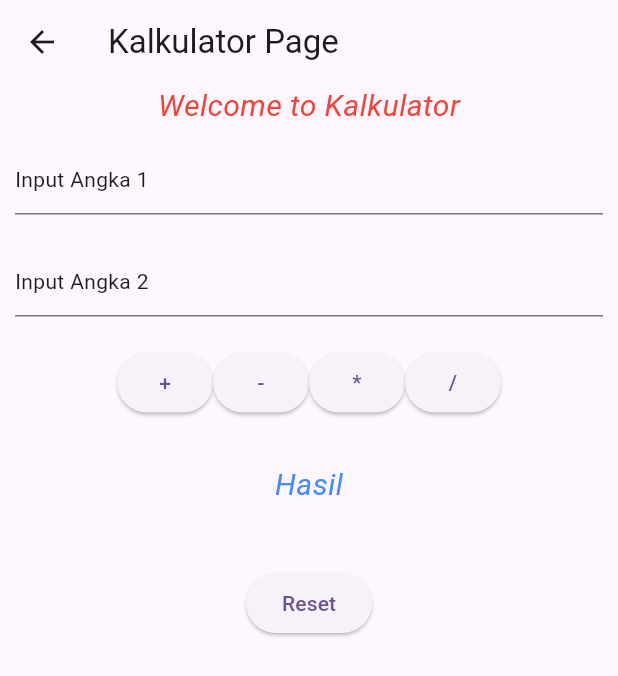
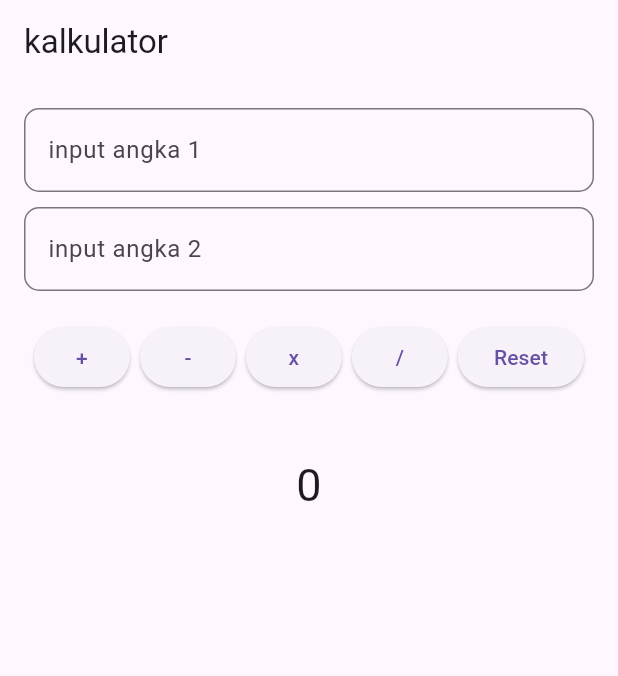
Before and after one commit to Ranooo-eng/FlutterProjectt, a Flutter app: the KalkulatorPage screen opened directly, on a phone screen of 412 x 824 dp. Shown: the top 676 px of the screen. Run offline on Flutter 3.47's test engine with Material 3 defaults, Android fonts, the phone set to English and light mode, and no system bars; our stand-ins replace get.

Commit message:
kalkulator page

```diff
--- a/lib/components/custom_textfield.dart
+++ b/lib/components/custom_textfield.dart
@@ -1,7 +1,6 @@
 import 'package:flutter/material.dart';
 
 class CustomTextfield extends StatelessWidget {
-  // kita list variabel2 yang diperlukan
   final TextEditingController txtController;
   final String myHint;
 
@@ -15,9 +14,10 @@
   Widget build(BuildContext context) {
     return TextField(
       controller: txtController,
+      keyboardType: TextInputType.number,
       decoration: InputDecoration(
         border: OutlineInputBorder(borderRadius: BorderRadius.circular(10)),
-        hint: Text(myHint),
+        hintText: myHint,
       ),
     );
   }
--- a/lib/kalkulator_page.dart
+++ /dev/null
@@ -1,75 +0,0 @@
-import 'package:flutter/material.dart';
-
-class KalkulatorPage extends StatefulWidget {
-  const KalkulatorPage({super.key});
-
-  @override
-  State<KalkulatorPage> createState() => _KalkulatorPageState();
-}
-
-class _KalkulatorPageState extends State<KalkulatorPage> {
-  @override
-  Widget build(BuildContext context) {
-    return Scaffold(
-      appBar: AppBar(title: Text("Kalkulator Page")),
-      body: Column(
-        children: [
-          Text(
-            "Welcome to Kalkulator",
-            style: TextStyle(
-              fontSize: 20,
-              color: Colors.red,
-              fontStyle: FontStyle.italic,
-            ),
-          ),
-          Container(
-            margin: EdgeInsets.all(10),
-            child: TextField(
-              decoration: InputDecoration(hint: Text("Input Angka 1")),
-              obscureText: true,
-            ),
-          ),
-          Container(
-            margin: EdgeInsets.all(10),
-            child: TextField(
-              decoration: InputDecoration(hint: Text("Input Angka 2")),
-              obscureText: true,
-            ),
-          ),
-          Container(
-            margin: EdgeInsets.all(10),
-            child: Row(
-              mainAxisAlignment: MainAxisAlignment.center,
-              children: [
-                ElevatedButton(onPressed: () {}, child: Text("+")),
-                ElevatedButton(onPressed: () {}, child: Text("-")),
-                ElevatedButton(onPressed: () {}, child: Text("*")),
-                ElevatedButton(onPressed: () {}, child: Text("/")),
-              ],
-            ),
-          ),
-          Container(
-            margin: EdgeInsets.all(20),
-            child: Text(
-              "Hasil",
-              style: TextStyle(
-                fontSize: 20,
-                color: Colors.blueAccent,
-                fontStyle: FontStyle.italic,
-              ),
-            ),
-          ),
-          Row(
-            mainAxisAlignment: MainAxisAlignment.center,
-            children: [
-              Container(
-                margin: EdgeInsets.all(20),
-                child: ElevatedButton(onPressed: () {}, child: Text("Reset")),
-              ),
-            ],
-          ),
-        ],
-      ),
-    );
-  }
-}
--- /dev/null
+++ b/lib/pages/kalkulator_page.dart
@@ -0,0 +1,81 @@
+import 'package:flutter/material.dart';
+import 'package:get/get.dart';
+import '../components/custom_textfield.dart';
+import '../controller/kalkulator_controller.dart';
+
+class KalkulatorPage extends StatelessWidget {
+  KalkulatorPage({super.key});
+
+  final controller = Get.put(KalkulatorController());
+
+  @override
+  Widget build(BuildContext context) {
+    TextEditingController txtAngka1 = TextEditingController();
+    TextEditingController txtAngka2 = TextEditingController();
+
+    return Scaffold(
+      appBar: AppBar(title: const Text("kalkulator")),
+      body: Padding(
+        padding: const EdgeInsets.all(16.0),
+        child: Column(
+          children: [
+            CustomTextfield(txtController: txtAngka1, myHint: "input angka 1"),
+            const SizedBox(height: 10), // Memberi sedikit jarak
+            CustomTextfield(txtController: txtAngka2, myHint: "input angka 2"),
+            const SizedBox(height: 20), // Memberi jarak sebelum tombol
+
+            Row(
+              mainAxisAlignment: MainAxisAlignment.spaceEvenly,
+              children: [
+                ElevatedButton(
+                  onPressed: () {
+                    int angka1 = int.parse(txtAngka1.text);
+                    int angka2 = int.parse(txtAngka2.text);
+                    controller.tambah(angka1, angka2);
+                  },
+                  // Teks disingkat agar tidak terjadi overflow di layar kecil
+                  child: const Text("+"),
+                ),
+                ElevatedButton(
+                  onPressed: () {
+                    int angka1 = int.parse(txtAngka1.text);
+                    int angka2 = int.parse(txtAngka2.text);
+                    controller.kurang(angka1, angka2);
+                  },
+                  child: const Text("-"),
+                ),
+                ElevatedButton(
+                  onPressed: () {
+                    int angka1 = int.parse(txtAngka1.text);
+                    int angka2 = int.parse(txtAngka2.text);
+                    controller.kali(angka1, angka2);
+                  },
+                  child: const Text("x"),
+                ),
+                ElevatedButton(
+                  onPressed: () {
+                    int angka1 = int.parse(txtAngka1.text);
+                    int angka2 = int.parse(txtAngka2.text);
+                    controller.bagi(angka1, angka2);
+                  },
+                  child: const Text("/"),
+                ),
+                ElevatedButton(onPressed: () {
+                  txtAngka1.clear();
+                  txtAngka2.clear();
+                }, child: const Text("Reset"))
+              ],
+            ),
+            const SizedBox(height: 40),
+            Obx(
+              () => Text(
+                controller.hasil.toString(),
+                style: const TextStyle(fontSize: 30),
+              ),
+            ),
+          ],
+        ),
+      ),
+    );
+  }
+}
--- a/pubspec.yaml
+++ b/pubspec.yaml
@@ -34,6 +34,7 @@
   # The following adds the Cupertino Icons font to your application.
   # Use with the CupertinoIcons class for iOS style icons.
   cupertino_icons: ^1.0.8
+  get: ^4.7.3
 
 dev_dependencies:
   flutter_test:
```
Also changed, not shown: lib/controller/kalkulator_controller.dart (added, +52 -0 lines), lib/main.dart (+3 -27 lines).
